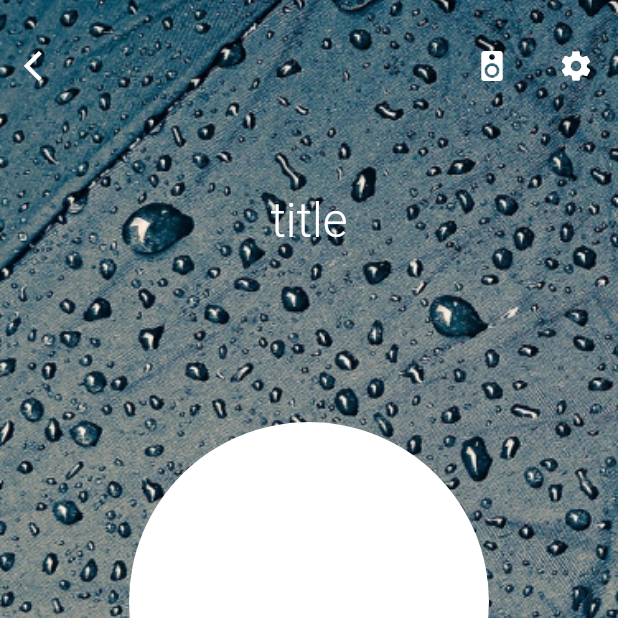
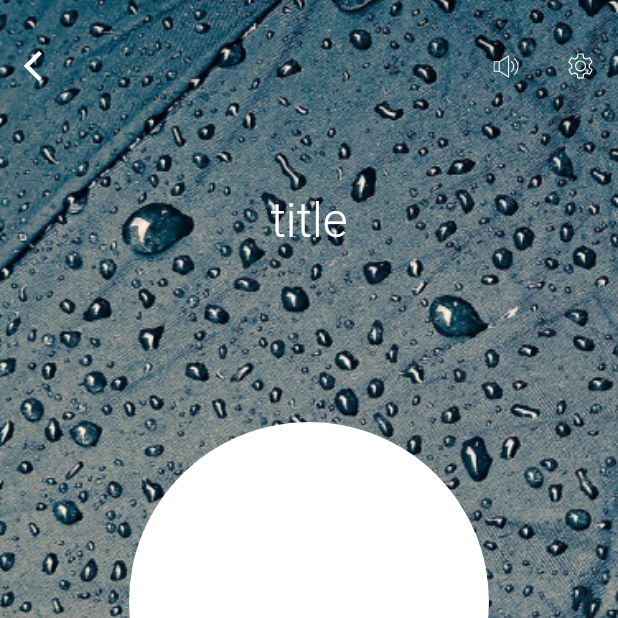
Before and after one commit to ViktorJasch/audio_player, a Flutter app: the screen it shows after launch, after a tap on "Demi Moor", on a phone screen of 412 x 824 dp, the top half of it. Run offline on Flutter 3.47's test engine with Material 2 defaults, Android fonts, the phone set to English and light mode, and no system bars; our stand-ins replace flutter_svg.

Commit message:
Добавил svg иконки. Добавил навигацию на экран проигрывания

```diff
--- a/lib/presentation/audio_collections/audio_group_horizontal_list.dart
+++ b/lib/presentation/audio_collections/audio_group_horizontal_list.dart
@@ -16,7 +16,9 @@ class AudioGroupHorizontalList extends StatelessWidget {
       children: <Widget>[
         Padding(
           padding: const EdgeInsets.fromLTRB(16, 40, 16, 24),
-          child: _GroupHeader(title: audioGroupUi.groupTitle,),
+          child: _GroupHeader(
+            title: audioGroupUi.groupTitle,
+          ),
         ),
         Container(
           height: 176,
@@ -57,10 +59,8 @@ class _GroupHeader extends StatelessWidget {
         ),
         Text(
           'See all',
-          style: TextStyle(
-              fontSize: 14,
-              color: Color.fromRGBO(57, 60, 79, 0.5)
-          ),
+          style:
+              TextStyle(fontSize: 14, color: Color.fromRGBO(57, 60, 79, 0.5)),
         )
       ],
     );
@@ -76,25 +76,26 @@ class _HorizontalListItem extends StatelessWidget {
   @override
   Widget build(BuildContext context) {
     return Container(
-      margin: EdgeInsets.only(
-          right: 16,
-          left: isFirst ? 16 : 0
-      ),
+        margin: EdgeInsets.only(right: 16, left: isFirst ? 16 : 0),
         width: 320,
         decoration: BoxDecoration(
             borderRadius: BorderRadius.all(Radius.circular(8)),
-          color: Color.fromRGBO(57, 60, 79, 0.3)
-      ),
+            color: Color.fromRGBO(57, 60, 79, 0.3)),
         child: AudioGroupItem(
           item: item,
-        onBeginPress: () => print('onBeginPressed!!!'),
-        onItemTap: () => Navigator.push(
+          onBeginPress: () => _navigateToListening(context, true),
+          onItemTap: () => _navigateToListening(context, false),
+        ));
+  }
+
+  void _navigateToListening(BuildContext context, bool isPlaying) {
+    Navigator.push(
         context,
-          MaterialPageRoute(builder: (context) => AudioListeningScreen(
+        MaterialPageRoute(
+            builder: (context) =>
+                AudioListeningScreen(
                   item: item,
-          ))
-        ),
-      )
-    );
+                  isPlaying: isPlaying,
+                )));
   }
 }
--- a/lib/presentation/audio_listening_screen/audio_listening_screen.dart
+++ b/lib/presentation/audio_listening_screen/audio_listening_screen.dart
@@ -1,11 +1,13 @@
 import 'package:audio_player/presentation/audio_collections/ui_models/audio_item_ui.dart';
+import 'package:flutter_svg/flutter_svg.dart';
 import 'package:flutter/material.dart';
 
 class AudioListeningScreen extends StatelessWidget {
   final Image background;
   final AudioItemUi item;
+  final bool isPlaying;
 
-  AudioListeningScreen({this.background, this.item});
+  AudioListeningScreen({this.background, this.item, this.isPlaying = false});
 
   @override
   Widget build(BuildContext context) {
@@ -19,7 +21,7 @@ class AudioListeningScreen extends StatelessWidget {
           appBar: PreferredSize(
               child: Padding(
                 padding: const EdgeInsets.only(top: 32),
-                child: _FullyTransparentAppBar(),
+                child: _FullTransparentAppBar(),
               ),
               preferredSize: Size.fromHeight(56)),
           body: Container(
@@ -49,7 +51,7 @@ class AudioListeningScreen extends StatelessWidget {
                 Spacer(flex: 2),
                 Padding(
                   padding: const EdgeInsets.only(bottom: 32.0, left: 16, right: 16),
-                  child: _AudioActionPanel.stop(),
+                  child: isPlaying ? _AudioActionPanel.active() : _AudioActionPanel.stop(),
                 )
               ],
             ),
@@ -58,7 +60,7 @@ class AudioListeningScreen extends StatelessWidget {
   }
 }
 
-class _FullyTransparentAppBar extends StatelessWidget {
+class _FullTransparentAppBar extends StatelessWidget {
   @override
   Widget build(BuildContext context) {
     return Container(
@@ -74,15 +76,15 @@ class _FullyTransparentAppBar extends StatelessWidget {
             ),
           ),
           Spacer(),
-          Icon(
-            Icons.speaker,
+          SvgPicture.asset(
+            'assets/volume.svg',
             color: Colors.white,
           ),
           SizedBox(
             width: 32,
           ),
-          Icon(
-            Icons.settings,
+          SvgPicture.asset(
+            'assets/settings_off.svg',
             color: Colors.white,
           )
         ],
--- a/pubspec.yaml
+++ b/pubspec.yaml
@@ -7,6 +7,7 @@ environment:
   sdk: ">=2.5.0 <3.0.0"
 
 dependencies:
+  flutter_svg: ^0.17.3+1
   flutter:
     sdk: flutter
 
@@ -19,5 +20,4 @@ dev_dependencies:
 flutter:
   uses-material-design: true
   assets:
-    - assets/background.png
-    - assets/background2.png
+    - assets/
```
Also changed, not shown: assets/settings_off.svg (added), assets/settings_on.svg (added), assets/volume.svg (added), pubspec.lock. Lines whose indentation alone changed are shown as unchanged.
